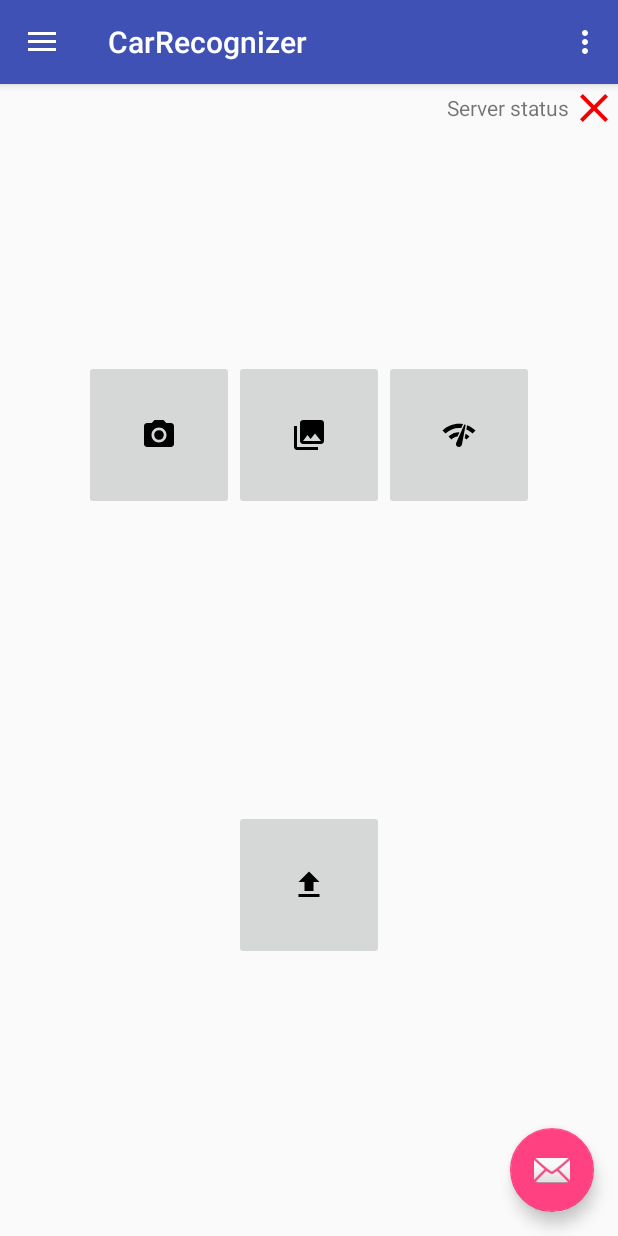
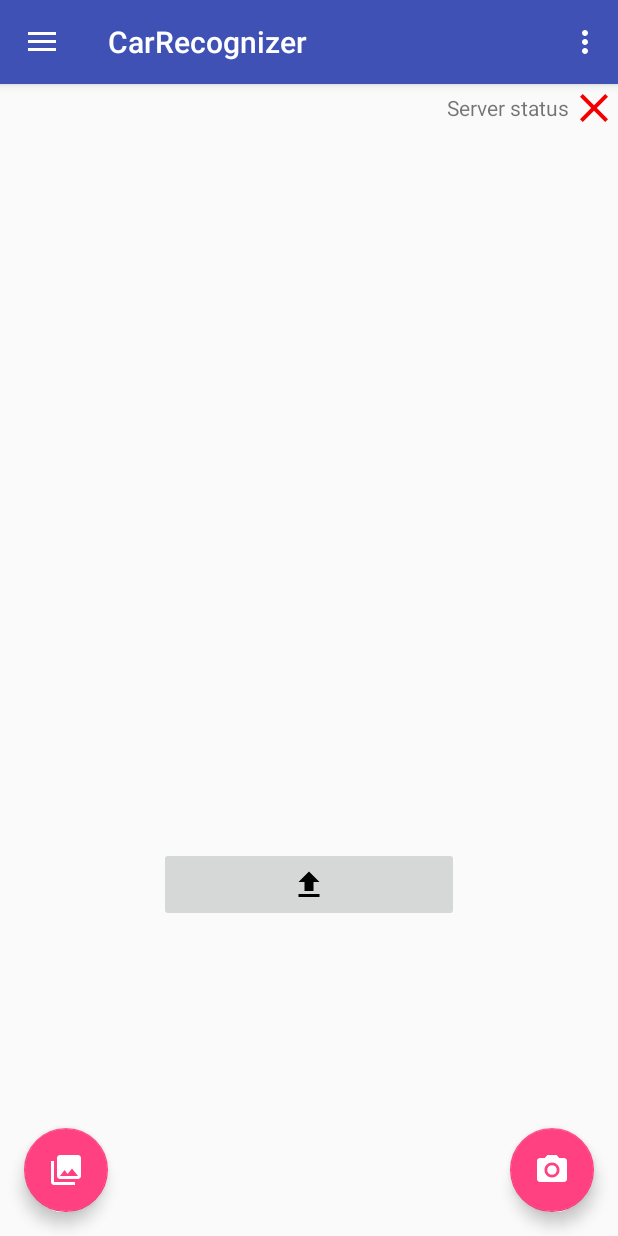
Before and after one commit to banda13/Carrecognizer, an Android app: the screen it shows after launch (MainActivity), in the options menu, after a tap on "Settings", on a phone screen of 412 x 824 dp. Run offline under Robolectric (Android 15) with nearby library versions, the phone set to English and light mode, and no system bars; our stand-ins replace Volley; network calls fail; 1 statement that could not run was skipped.

Commit message:
better layout design
Former-commit-id: 27fa431e50d3d414d8f6af9bbbd5a62603ae8711

```diff
--- a/android/app/src/main/java/com/ai/deep/andy/carrecognizer/MainActivity.java
+++ b/android/app/src/main/java/com/ai/deep/andy/carrecognizer/MainActivity.java
@@ -27,6 +27,7 @@ import android.widget.ImageButton;
 import android.widget.ImageView;
 import android.widget.ProgressBar;
 import android.widget.RelativeLayout;
+import android.widget.TextView;
 import android.widget.Toast;
 
 import com.ai.deep.andy.carrecognizer.ai.Classifier;
@@ -48,14 +49,15 @@ public class MainActivity extends AppCompatActivity
     private static final int CAMERA_PERMISSION_CODE = 100;
     private static final int CAMERA_REQUEST = 1888;
 
-    private ImageButton camera;
-    private ImageButton gallery;
-    private ImageButton availability;
+    private FloatingActionButton camera;
+    private FloatingActionButton gallery;
     private ImageView imageView;
     private ProgressBar serverLoading;
     private ImageView serverOnline;
     private ImageView serverOffline;
     private RelativeLayout mainLayout;
+    private TextView classificationResult;
+    private ProgressBar classificationProgress;
 
     @Override
     protected void onCreate(Bundle savedInstanceState) {
@@ -63,15 +65,6 @@ public class MainActivity extends AppCompatActivity
         setContentView(R.layout.activity_main);
         Toolbar toolbar = (Toolbar) findViewById(R.id.toolbar);
         setSupportActionBar(toolbar);
-
-        FloatingActionButton fab = (FloatingActionButton) findViewById(R.id.fab);
-        fab.setOnClickListener(new View.OnClickListener() {
-            @Override
-            public void onClick(View view) {
-                Snackbar.make(view, "Replace with your own action", Snackbar.LENGTH_LONG)
-                        .setAction("Action", null).show();
-            }
-        });
 
         DrawerLayout drawer = (DrawerLayout) findViewById(R.id.drawer_layout);
         ActionBarDrawerToggle toggle = new ActionBarDrawerToggle(
@@ -82,9 +75,8 @@ public class MainActivity extends AppCompatActivity
         NavigationView navigationView = (NavigationView) findViewById(R.id.nav_view);
         navigationView.setNavigationItemSelectedListener(this);
 
-        camera = findViewById(R.id.camera);
-        gallery = findViewById(R.id.gallery);
-        availability = findViewById(R.id.availability);
+        camera = (FloatingActionButton) findViewById(R.id.camera);
+        gallery = (FloatingActionButton) findViewById(R.id.gallery);
         imageView = findViewById(R.id.imgView);
         serverLoading = findViewById(R.id.serverLoading);
         serverOnline = findViewById(R.id.serverOnline);
@@ -99,7 +91,6 @@ public class MainActivity extends AppCompatActivity
 
                 @Override
                 public void onClick(View arg0) {
-
                     Intent i = new Intent(
                             Intent.ACTION_PICK,
                             android.provider.MediaStore.Images.Media.EXTERNAL_CONTENT_URI);
@@ -129,13 +120,6 @@ public class MainActivity extends AppCompatActivity
             }
 
         });
-
-        availability.setOnClickListener(new View.OnClickListener() {
-            @Override
-            public void onClick(View view) {
-                checkServerAvailability(context);
-            }
-        });
     }
 
     @Override
@@ -155,7 +139,6 @@ public class MainActivity extends AppCompatActivity
             String picturePath = cursor.getString(columnIndex);
             cursor.close();
 
-
             image.setImageFromUri(this, selectedImage);
             imageView.setImageBitmap(image.getImage());
 
@@ -166,7 +149,6 @@ public class MainActivity extends AppCompatActivity
             imageView.setImageBitmap(photo);
         }
 
-        //Classifier.classify(this, image.getImage());
     }
 
     @Override
@@ -214,6 +196,9 @@ public class MainActivity extends AppCompatActivity
         if (id == R.id.action_settings) {
             return true;
         }
+        if(id == R.id.action_reconnect){
+            checkServerAvailability(this);
+        }
 
         return super.onOptionsItemSelected(item);
     }
@@ -244,6 +229,9 @@ public class MainActivity extends AppCompatActivity
     }
 
     private void checkServerAvailability(final Context context){
+        serverLoading.setVisibility(View.VISIBLE);
+        serverOffline.setVisibility(View.GONE);
+        serverOnline.setVisibility(View.GONE);
         cWakeUpServer wakeUpServer = new cWakeUpServer(context);
         wakeUpServer.setListener(new cWakeUpServer.StringCallback() {
             @Override
--- /dev/null
+++ b/android/app/src/main/res/drawable/ic_camera_alt_white_24dp.xml
@@ -0,0 +1,6 @@
+<vector android:height="24dp" android:tint="#FFFFFF"
+    android:viewportHeight="24.0" android:viewportWidth="24.0"
+    android:width="24dp" xmlns:android="http://schemas.android.com/apk/res/android">
+    <path android:fillColor="#FF000000" android:pathData="M12,12m-3.2,0a3.2,3.2 0,1 1,6.4 0a3.2,3.2 0,1 1,-6.4 0"/>
+    <path android:fillColor="#FF000000" android:pathData="M9,2L7.17,4L4,4c-1.1,0 -2,0.9 -2,2v12c0,1.1 0.9,2 2,2h16c1.1,0 2,-0.9 2,-2L22,6c0,-1.1 -0.9,-2 -2,-2h-3.17L15,2L9,2zM12,17c-2.76,0 -5,-2.24 -5,-5s2.24,-5 5,-5 5,2.24 5,5 -2.24,5 -5,5z"/>
+</vector>
--- /dev/null
+++ b/android/app/src/main/res/drawable/ic_photo_camera_white_24dp.xml
@@ -0,0 +1,6 @@
+<vector android:height="24dp" android:tint="#FFFFFF"
+    android:viewportHeight="24.0" android:viewportWidth="24.0"
+    android:width="24dp" xmlns:android="http://schemas.android.com/apk/res/android">
+    <path android:fillColor="#FF000000" android:pathData="M12,12m-3.2,0a3.2,3.2 0,1 1,6.4 0a3.2,3.2 0,1 1,-6.4 0"/>
+    <path android:fillColor="#FF000000" android:pathData="M9,2L7.17,4L4,4c-1.1,0 -2,0.9 -2,2v12c0,1.1 0.9,2 2,2h16c1.1,0 2,-0.9 2,-2L22,6c0,-1.1 -0.9,-2 -2,-2h-3.17L15,2L9,2zM12,17c-2.76,0 -5,-2.24 -5,-5s2.24,-5 5,-5 5,2.24 5,5 -2.24,5 -5,5z"/>
+</vector>
--- /dev/null
+++ b/android/app/src/main/res/drawable/ic_photo_library_white_24dp.xml
@@ -0,0 +1,5 @@
+<vector android:height="24dp" android:tint="#FFFFFF"
+    android:viewportHeight="24.0" android:viewportWidth="24.0"
+    android:width="24dp" xmlns:android="http://schemas.android.com/apk/res/android">
+    <path android:fillColor="#FF000000" android:pathData="M22,16L22,4c0,-1.1 -0.9,-2 -2,-2L8,2c-1.1,0 -2,0.9 -2,2v12c0,1.1 0.9,2 2,2h12c1.1,0 2,-0.9 2,-2zM11,12l2.03,2.71L16,11l4,5L8,16l3,-4zM2,6v14c0,1.1 0.9,2 2,2h14v-2L4,20L4,6L2,6z"/>
+</vector>
--- a/android/app/src/main/res/layout/app_bar_main.xml
+++ b/android/app/src/main/res/layout/app_bar_main.xml
@@ -20,14 +20,28 @@
 
     </android.support.design.widget.AppBarLayout>
 
-    <include layout="@layout/content_main" />
+    <include
+        android:id="@+id/include"
+        layout="@layout/content_main" />
 
     <android.support.design.widget.FloatingActionButton
-        android:id="@+id/fab"
+    android:id="@+id/camera"
+    android:layout_width="wrap_content"
+    android:layout_height="wrap_content"
+    android:layout_gravity="bottom|end"
+    android:layout_margin="@dimen/fab_margin"
+    app:srcCompat="@drawable/ic_camera_alt_white_24dp"
+        tools:ignore="VectorDrawableCompat" />
+
+    <android.support.design.widget.FloatingActionButton
+        android:id="@+id/gallery"
         android:layout_width="wrap_content"
         android:layout_height="wrap_content"
         android:layout_gravity="bottom|end"
         android:layout_margin="@dimen/fab_margin"
-        app:srcCompat="@android:drawable/ic_dialog_email" />
+        app:layout_anchor="@+id/include"
+        app:layout_anchorGravity="left|bottom"
+        app:srcCompat="@drawable/ic_photo_library_white_24dp"
+        tools:ignore="VectorDrawableCompat" />
 
 </android.support.design.widget.CoordinatorLayout>
--- a/android/app/src/main/res/layout/content_main.xml
+++ b/android/app/src/main/res/layout/content_main.xml
@@ -50,51 +50,36 @@
         android:layout_width="match_parent"
         android:layout_height="match_parent"
         android:gravity="center"
-        android:orientation="vertical"
-        tools:layout_editor_absoluteX="340dp"
-        tools:layout_editor_absoluteY="0dp">
-
-        <LinearLayout
-            android:layout_width="wrap_content"
-            android:layout_height="wrap_content"
-            android:layout_gravity="center"
-            android:orientation="horizontal">
-
-            <ImageButton
-                android:id="@+id/camera"
-                android:layout_width="100dp"
-                android:layout_height="100dp"
-                android:contentDescription="@string/camera_button"
-                android:src="@drawable/ic_menu_camera" />
-
-            <ImageButton
-                android:id="@+id/gallery"
-                android:layout_width="100dp"
-                android:layout_height="100dp"
-                android:contentDescription="@string/gallery_button"
-                android:src="@drawable/ic_menu_gallery" />
-
-            <ImageButton
-                android:id="@+id/availability"
-                android:layout_width="100dp"
-                android:layout_height="100dp"
-                android:contentDescription="@string/availability"
-                android:src="@drawable/ic_network_check_black_24dp" />
-
-        </LinearLayout>
+        android:orientation="vertical">
 
         <ImageView
             android:id="@+id/imgView"
-            android:layout_width="200dp"
-            android:layout_height="200dp" />
+            android:layout_width="300dp"
+            android:layout_height="300dp" />
 
         <ImageButton
             android:id="@+id/classify"
-            android:layout_width="100dp"
-            android:layout_height="100dp"
+            android:layout_width="200dp"
+            android:layout_height="50dp"
             android:contentDescription="@string/availability"
             android:src="@drawable/ic_file_upload_black_24dp" />
 
+        <TextView
+            android:visibility="gone"
+            android:layout_margin="30dp"
+            android:textSize="16sp"
+            android:id="@+id/classificationResult"
+            android:layout_width="wrap_content"
+            android:layout_height="wrap_content"
+            android:text="@string/oopsie_woopsie_an_error_occured"/>
+
+        <ProgressBar
+            android:visibility="gone"
+            android:layout_margin="30dp"
+            android:id="@+id/classificationProgress"
+            style="?android:attr/progressBarStyle"
+            android:layout_width="32dp"
+            android:layout_height="32dp" />
 
     </LinearLayout>
 </RelativeLayout>
--- a/android/app/src/main/res/menu/main.xml
+++ b/android/app/src/main/res/menu/main.xml
@@ -6,4 +6,9 @@
         android:orderInCategory="100"
         android:title="@string/action_settings"
         app:showAsAction="never" />
+    <item
+        android:id="@+id/action_reconnect"
+        android:orderInCategory="100"
+        android:title="@string/reconnect"
+        app:showAsAction="never" />
 </menu>
--- a/android/app/src/main/res/values/strings.xml
+++ b/android/app/src/main/res/values/strings.xml
@@ -9,4 +9,6 @@
     <string name="camera_button">camera button</string>
     <string name="gallery_button">gallery Button</string>
     <string name="availability">availability</string>
+    <string name="reconnect">Reconnect</string>
+    <string name="oopsie_woopsie_an_error_occured">Oopsie woopsie, an error occured..</string>
 </resources>
```
